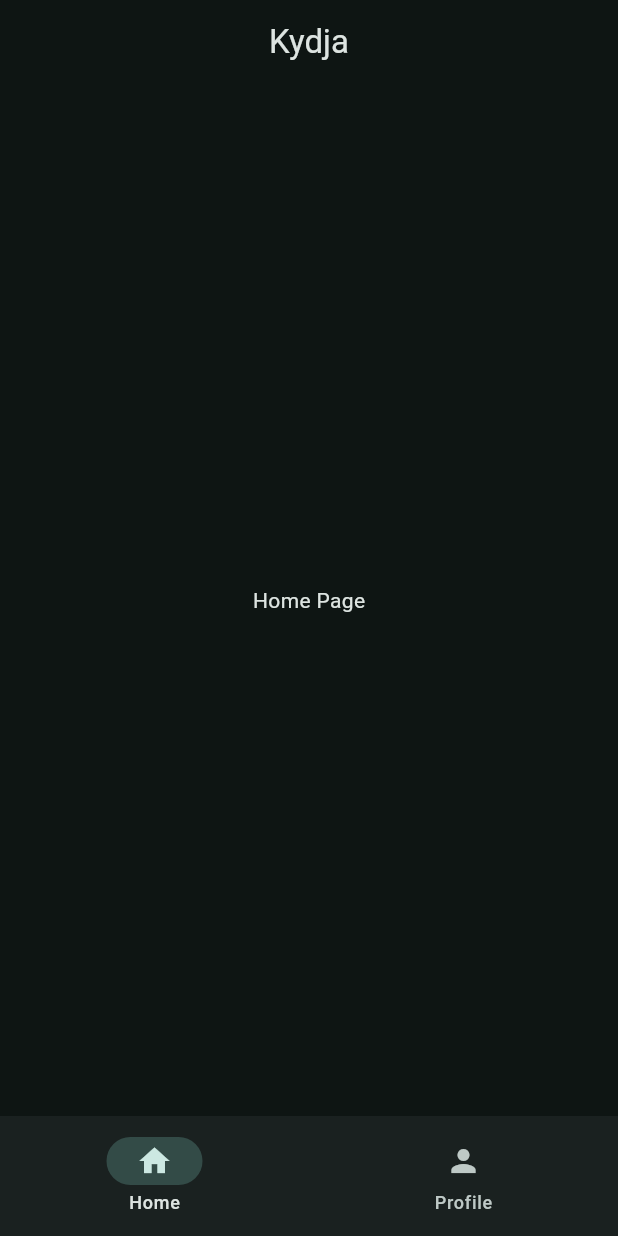
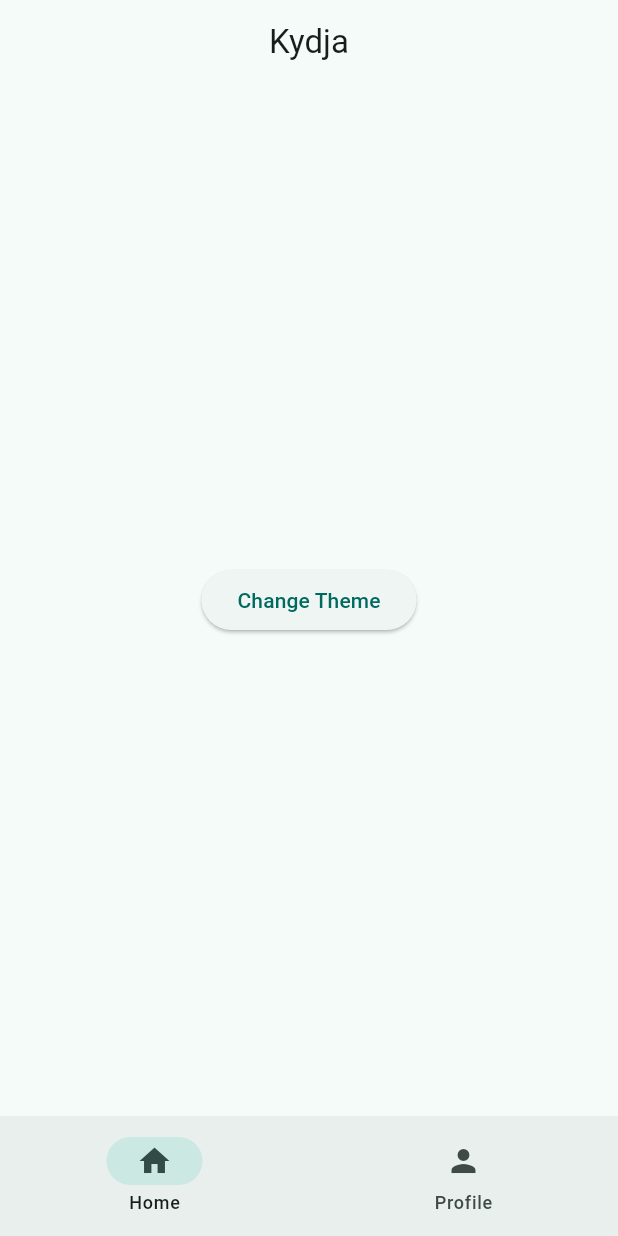
Before and after one commit to ignatius2138/learning_flutter, a Flutter app: the screen it shows after launch, on a phone screen of 412 x 824 dp. Run offline on Flutter 3.47's test engine with Material 3 defaults, Android fonts, the phone set to English and light mode, and no system bars.

Commit message:
Added button to change theme

```diff
--- a/lib/data/notifiers.dart
+++ b/lib/data/notifiers.dart
@@ -1,3 +1,4 @@
 import 'package:flutter/cupertino.dart';
 
 ValueNotifier<int> selectedPageNotifier = ValueNotifier(0);
+ValueNotifier<Brightness> selectedTheme = ValueNotifier(Brightness.light);
--- a/lib/main.dart
+++ b/lib/main.dart
@@ -1,4 +1,5 @@
 import 'package:flutter/material.dart';
+import 'package:flutter_test_app/data/notifiers.dart';
 import 'package:flutter_test_app/views/widget_tree.dart';
 
 void main() {
@@ -10,16 +11,19 @@ class MyApp extends StatelessWidget {
 
   @override
   Widget build(BuildContext context) {
+    return ValueListenableBuilder(valueListenable: selectedTheme,
+        builder: (context, selectedTheme, child) {
           return MaterialApp(
             debugShowCheckedModeBanner: false,
             theme: ThemeData(
               colorScheme: ColorScheme.fromSeed(
                 seedColor: Colors.teal,
-          brightness: Brightness.dark,
+                brightness: selectedTheme,
               ),
             ),
             home: MyHomePage(),
           );
+        });
   }
 }
 
--- a/lib/views/pages/home_page.dart
+++ b/lib/views/pages/home_page.dart
@@ -1,11 +1,22 @@
 import 'package:flutter/material.dart';
+import 'package:flutter_test_app/data/notifiers.dart';
 
 class HomePage extends StatelessWidget {
   const HomePage({super.key});
 
   @override
   Widget build(BuildContext context) {
-    return Center(child: Text("Home Page"),
+    return Center(
+      child: ElevatedButton(
+          onPressed: () {
+            if (selectedTheme.value == Brightness.light) {
+              selectedTheme.value = Brightness.dark;
+            } else {
+              selectedTheme.value = Brightness.light;
+            }
+          },
+          child: Text("Change Theme")
+      ),
     );
   }
 }
--- a/lib/views/widgets/navBar_widget.dart
+++ b/lib/views/widgets/navBar_widget.dart
@@ -6,9 +6,6 @@ class NavbarWidget extends StatelessWidget {
 
   @override
   Widget build(BuildContext context) {
-    return ValueListenableBuilder(
-      valueListenable: selectedPageNotifier,
-      builder: (context, selectedPage, child) {
     return NavigationBar(
       destinations: [
         NavigationDestination(icon: Icon(Icons.home), label: "Home"),
@@ -20,9 +17,7 @@ class NavbarWidget extends StatelessWidget {
       onDestinationSelected: (value) {
         selectedPageNotifier.value = value;
       },
-          selectedIndex: selectedPage,
-        );
-      },
+      selectedIndex: selectedPageNotifier.value,
     );
   }
 }
```
Lines whose indentation alone changed are shown as unchanged.
